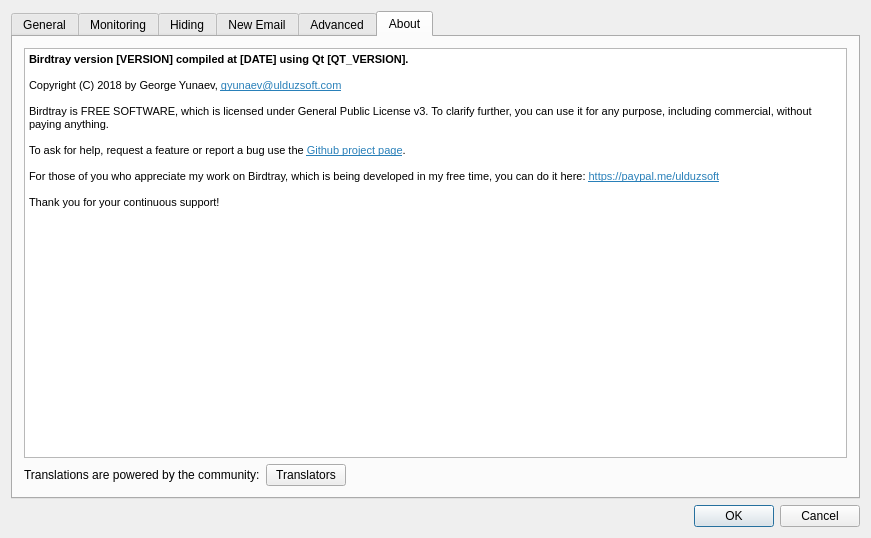
Before: the Qt Designer form src/dialogsettings.ui in WonderSkydive/birdtray, drawn with Qt 5.
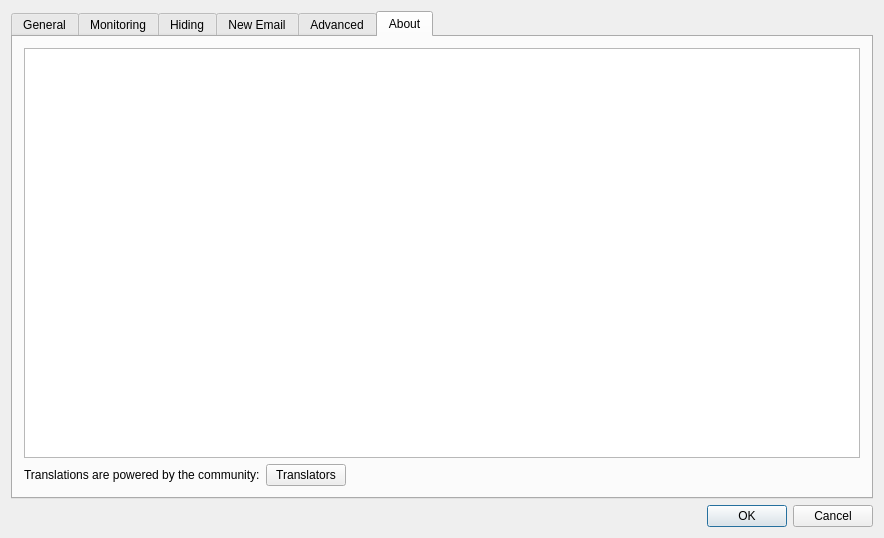
After: the same form once the commit is applied. The open tabs and pages were chosen to show the change. Icons and pictures are not drawn. Custom widgets are drawn as their Qt base class.

Commit message: Release Birdtray 1.14.0 for X11 and Plasma Wayland

```diff
--- a/src/dialogsettings.ui
+++ b/src/dialogsettings.ui
@@ -399,7 +399,7 @@
          <item>
           <widget class="QLabel" name="label">
            <property name="text">
-            <string>Unread change cmd:</string>
+            <string>Command on unread count change:</string>
            </property>
           </widget>
          </item>
@@ -581,7 +581,7 @@
             <item>
              <widget class="QCheckBox" name="boxStartThunderbirdOnTrayIconClick">
               <property name="text">
-               <string>Start Thunderbird by clicking on the tray icon if it was closed</string>
+               <string>Open Thunderbird when clicking the tray icon if it is closed</string>
               </property>
              </widget>
             </item>
@@ -852,10 +852,10 @@
             <item>
              <widget class="QCheckBox" name="boxSupportNonNetwmCompliant">
               <property name="whatsThis">
-               <string>&lt;html&gt;&lt;head/&gt;&lt;body&gt;&lt;p&gt;If your desktop manager is not fully NETWM compliant, you may need to check this checkbox so it can detect Thunderbird window and is able to minimise and hide it.&lt;/p&gt;&lt;/body&gt;&lt;/html&gt;</string>
+               <string>&lt;html&gt;&lt;head/&gt;&lt;body&gt;&lt;p&gt;On X11, enable this option if your window manager does not fully support NETWM and Birdtray cannot detect or hide Thunderbird.&lt;/p&gt;&lt;/body&gt;&lt;/html&gt;</string>
               </property>
               <property name="text">
-               <string>Support non-NETWM compliant WMs</string>
+               <string>Support window managers that do not comply with NETWM (X11 only)</string>
               </property>
              </widget>
             </item>
@@ -1014,7 +1014,7 @@
             <item>
              <widget class="QLabel" name="label_5">
               <property name="text">
-               <string>When detecting a change, wait</string>
+               <string>When a change is detected, wait</string>
               </property>
              </widget>
             </item>
@@ -1078,23 +1078,6 @@
       <layout class="QVBoxLayout" name="verticalLayout_4">
        <item>
         <widget class="QTextBrowser" name="browserAbout">
-         <property name="html">
-          <string>&lt;!DOCTYPE HTML PUBLIC &quot;-//W3C//DTD HTML 4.0//EN&quot; &quot;http://www.w3.org/TR/REC-html40/strict.dtd&quot;&gt;
-&lt;html&gt;&lt;head&gt;&lt;meta name=&quot;qrichtext&quot; content=&quot;1&quot; /&gt;&lt;style type=&quot;text/css&quot;&gt;
-p, li { white-space: pre-wrap; }
-&lt;/style&gt;&lt;/head&gt;&lt;body style=&quot; font-family:'Noto Sans'; font-size:11pt; font-weight:400; font-style:normal;&quot;&gt;
-&lt;p style=&quot; margin-top:0px; margin-bottom:0px; margin-left:0px; margin-right:0px; -qt-block-indent:0; text-indent:0px;&quot;&gt;&lt;span style=&quot; font-size:8pt; font-weight:600;&quot;&gt;Birdtray version [VERSION] compiled at [DATE] using Qt [QT_VERSION].&lt;/span&gt;&lt;/p&gt;
-&lt;p style=&quot;-qt-paragraph-type:empty; margin-top:0px; margin-bottom:0px; margin-left:0px; margin-right:0px; -qt-block-indent:0; text-indent:0px; font-size:8pt;&quot;&gt;&lt;br /&gt;&lt;/p&gt;
-&lt;p style=&quot; margin-top:0px; margin-bottom:0px; margin-left:0px; margin-right:0px; -qt-block-indent:0; text-indent:0px;&quot;&gt;&lt;span style=&quot; font-size:8pt;&quot;&gt;Copyright (C) 2018 by George Yunaev, &lt;/span&gt;&lt;a href=&quot;mailto:gyunaev@ulduzsoft.com&quot;&gt;&lt;span style=&quot; font-size:8pt; text-decoration: underline; color:#2980b9;&quot;&gt;gyunaev@ulduzsoft.com&lt;/span&gt;&lt;/a&gt;&lt;/p&gt;
-&lt;p style=&quot;-qt-paragraph-type:empty; margin-top:0px; margin-bottom:0px; margin-left:0px; margin-right:0px; -qt-block-indent:0; text-indent:0px; font-size:8pt;&quot;&gt;&lt;br /&gt;&lt;/p&gt;
-&lt;p style=&quot; margin-top:0px; margin-bottom:0px; margin-left:0px; margin-right:0px; -qt-block-indent:0; text-indent:0px;&quot;&gt;&lt;span style=&quot; font-size:8pt;&quot;&gt;Birdtray is FREE SOFTWARE, which is licensed under General Public License v3. To clarify further, you can use it for any purpose, including commercial, without paying anything. &lt;/span&gt;&lt;/p&gt;
-&lt;p style=&quot;-qt-paragraph-type:empty; margin-top:0px; margin-bottom:0px; margin-left:0px; margin-right:0px; -qt-block-indent:0; text-indent:0px; font-size:8pt;&quot;&gt;&lt;br /&gt;&lt;/p&gt;
-&lt;p style=&quot; margin-top:0px; margin-bottom:0px; margin-left:0px; margin-right:0px; -qt-block-indent:0; text-indent:0px;&quot;&gt;&lt;span style=&quot; font-size:8pt;&quot;&gt;To ask for help, request a feature or report a bug use the &lt;/span&gt;&lt;a href=&quot;https://github.com/gyunaev/birdtray&quot;&gt;&lt;span style=&quot; font-family:'MS Shell Dlg 2'; font-size:8pt; text-decoration: underline; color:#2980b9;&quot;&gt;Github project page&lt;/span&gt;&lt;/a&gt;&lt;span style=&quot; font-size:8pt;&quot;&gt;.&lt;/span&gt;&lt;/p&gt;
-&lt;p style=&quot;-qt-paragraph-type:empty; margin-top:0px; margin-bottom:0px; margin-left:0px; margin-right:0px; -qt-block-indent:0; text-indent:0px; font-size:8pt;&quot;&gt;&lt;br /&gt;&lt;/p&gt;
-&lt;p style=&quot; margin-top:0px; margin-bottom:0px; margin-left:0px; margin-right:0px; -qt-block-indent:0; text-indent:0px;&quot;&gt;&lt;span style=&quot; font-size:8pt;&quot;&gt;For those of you who appreciate my work on Birdtray, which is being developed in my free time, you can do it here: &lt;/span&gt;&lt;a href=&quot;https://paypal.me/ulduzsoft&quot;&gt;&lt;span style=&quot; font-size:8pt; text-decoration: underline; color:#2980b9;&quot;&gt;https://paypal.me/ulduzsoft&lt;/span&gt;&lt;/a&gt;&lt;/p&gt;
-&lt;p style=&quot;-qt-paragraph-type:empty; margin-top:0px; margin-bottom:0px; margin-left:0px; margin-right:0px; -qt-block-indent:0; text-indent:0px; font-size:8pt; text-decoration: underline; color:#2980b9;&quot;&gt;&lt;br /&gt;&lt;/p&gt;
-&lt;p style=&quot; margin-top:0px; margin-bottom:0px; margin-left:0px; margin-right:0px; -qt-block-indent:0; text-indent:0px;&quot;&gt;&lt;span style=&quot; font-size:8pt;&quot;&gt;Thank you for your continuous support!&lt;/span&gt;&lt;/p&gt;&lt;/body&gt;&lt;/html&gt;</string>
-         </property>
          <property name="openExternalLinks">
           <bool>true</bool>
          </property>
```
The commit also changes 22 other files.
